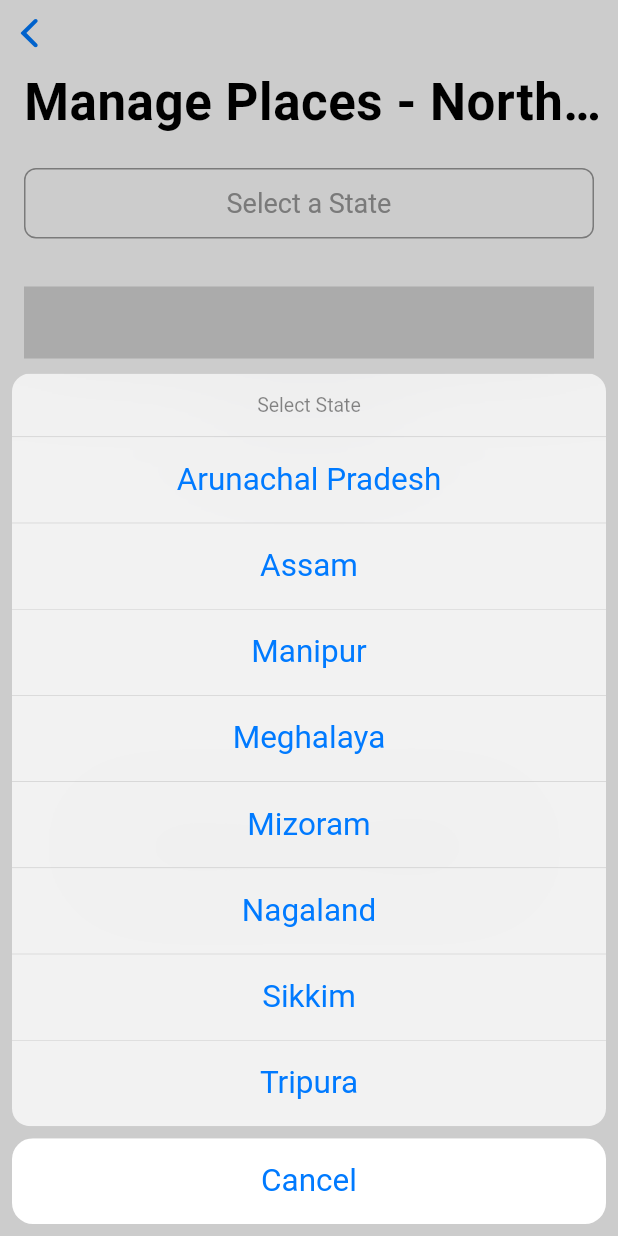
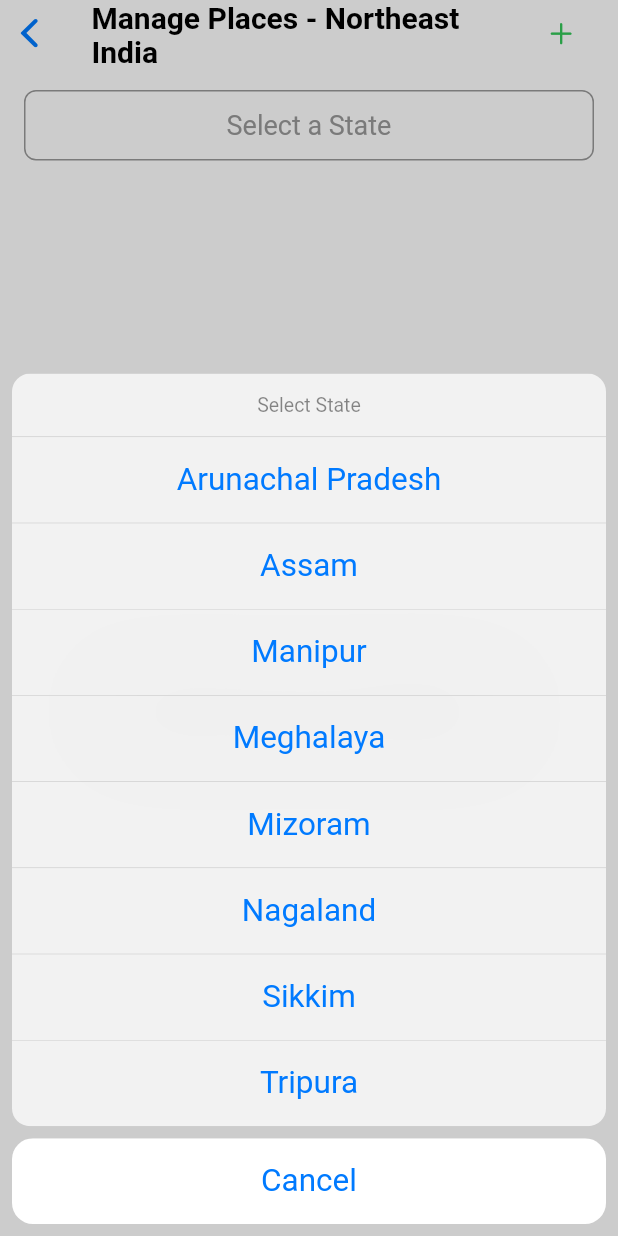
Before and after one commit to sdmydbr9/tribaltours, a Flutter app: the PlacesPage screen opened directly, after a tap on "Select a State", on a phone screen of 412 x 824 dp. Run offline on Flutter 3.47's test engine with Material 3 defaults, Android fonts, the phone set to English and light mode, and no system bars; our stand-ins replace cloud_firestore, firebase_core, flutter_typeahead; accounts and stored records are empty.

Commit message:
added + button

```diff
--- a/lib/places.dart
+++ b/lib/places.dart
@@ -13,6 +13,7 @@ class _PlacesPageState extends State<PlacesPage> {
   String? selectedState;
   TextEditingController attractionController = TextEditingController();
   bool isButtonDisabled = true;
+  bool isAddingDestination = false;
 
   @override
   void initState() {
@@ -100,14 +101,28 @@ class _PlacesPageState extends State<PlacesPage> {
         : CupertinoColors.black;
 
     return CupertinoPageScaffold(
-      child: CustomScrollView(
-        slivers: [
-          CupertinoSliverNavigationBar(
-            largeTitle: Text(
+      navigationBar: CupertinoNavigationBar(
+        middle: Text(
           'Manage Places - Northeast India',
           style: TextStyle(color: textColor),
         ),
+        trailing: CupertinoButton(
+          padding: EdgeInsets.zero,
+          child: Icon(
+            isAddingDestination ? CupertinoIcons.minus : CupertinoIcons.add,
+            color: isAddingDestination
+                ? CupertinoColors.destructiveRed
+                : CupertinoColors.activeGreen,
           ),
+          onPressed: () {
+            setState(() {
+              isAddingDestination = !isAddingDestination;
+            });
+          },
+        ),
+      ),
+      child: CustomScrollView(
+        slivers: [
           SliverFillRemaining(
             child: SafeArea(
               child: Column(
@@ -137,6 +152,7 @@ class _PlacesPageState extends State<PlacesPage> {
                       ),
                     ),
                   ),
+                  if (isAddingDestination) ...[
                     Padding(
                       padding: const EdgeInsets.all(16.0),
                       child: CupertinoTypeAheadField<String>(
@@ -185,6 +201,7 @@ class _PlacesPageState extends State<PlacesPage> {
                           : CupertinoColors.activeGreen,
                       onPressed: isButtonDisabled ? null : saveDestination,
                     ),
+                  ],
                   Expanded(
                     child: selectedState == null
                         ? Center(
@@ -327,6 +344,7 @@ class _PlacesPageState extends State<PlacesPage> {
         attractionController.clear();
         setState(() {
           isButtonDisabled = true;
+          isAddingDestination = false;
         });
       } else {
         print("Destination already exists");
```
Lines whose indentation alone changed are shown as unchanged.
